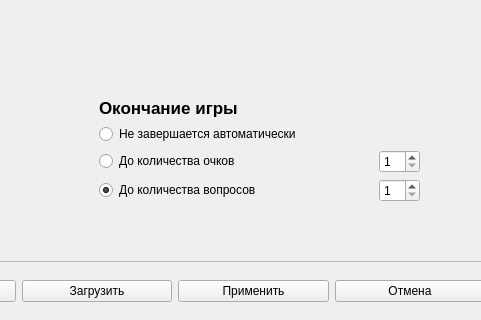
This is app/ui/settings.ui in AnnushkaStark/Brain_ring_game-admin_panel- as Qt 5 draws it before an edit; both pictures show x 301 to 782 and y 199 to 519 of the 782 by 519 pixel window. The edited form follows.
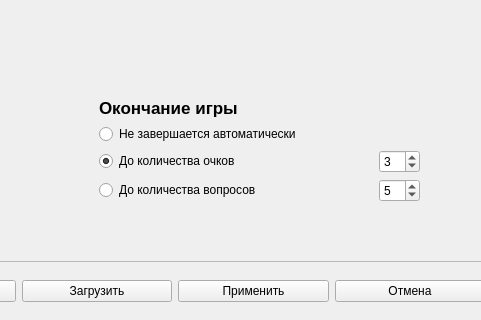
This is the edited form.

Commit message: Исправил названия переменных, перепроверил все значения, умолчания, шаги.

Diff of the .ui file:
```diff
--- a/app/ui/settings.ui
+++ b/app/ui/settings.ui
@@ -394,7 +394,7 @@
             <string>До количества вопросов</string>
            </property>
            <property name="checked">
-            <bool>true</bool>
+            <bool>false</bool>
            </property>
           </widget>
          </item>
@@ -419,6 +419,9 @@
            <property name="maximum">
             <number>25</number>
            </property>
+           <property name="value">
+            <number>5</number>
+           </property>
           </widget>
          </item>
         </layout>
@@ -430,6 +433,9 @@
            <property name="text">
             <string>До количества очков</string>
            </property>
+           <property name="checked">
+            <bool>true</bool>
+           </property>
           </widget>
          </item>
          <item>
@@ -453,6 +459,9 @@
            <property name="singleStep">
             <number>1</number>
            </property>
+           <property name="value">
+            <number>3</number>
+           </property>
           </widget>
          </item>
         </layout>
```
Left out of the diff: 14 changed lines with no effect on the pictures.
